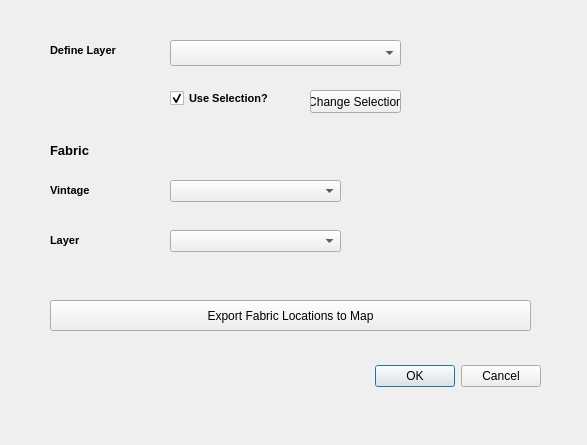
Old version of the form retrievedata_dialog_base.ui in the repository costquestassociates/cqafabric_QGIS.
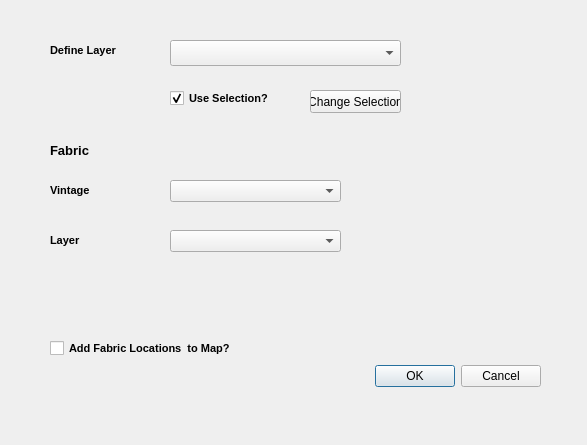
New version of the form. Custom widgets are drawn as their Qt base class.

What changed in the file:
```diff
--- a/retrievedata_dialog_base.ui
+++ b/retrievedata_dialog_base.ui
@@ -180,17 +180,28 @@
     <string>Change Selection</string>
    </property>
   </widget>
-  <widget class="QPushButton" name="pushButton_AddData">
+  <widget class="QCheckBox" name="checkBox_addlocations">
    <property name="geometry">
     <rect>
      <x>50</x>
-     <y>300</y>
-     <width>481</width>
-     <height>31</height>
+     <y>340</y>
+     <width>201</width>
+     <height>17</height>
     </rect>
    </property>
+   <property name="font">
+    <font>
+     <family>Arial</family>
+     <pointsize>8</pointsize>
+     <weight>75</weight>
+     <bold>true</bold>
+    </font>
+   </property>
    <property name="text">
-    <string>Export Fabric Locations to Map</string>
+    <string>Add Fabric Locations  to Map?</string>
+   </property>
+   <property name="checked">
+    <bool>false</bool>
    </property>
   </widget>
  </widget>
```
